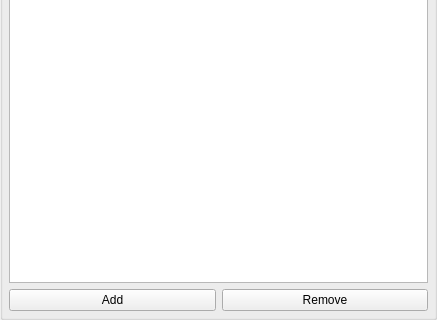
Above: ui/widget_slots.ui from jwjulien/inventory before the change; both pictures show x 0 to 437 and y 253 to 573 of the 437 by 573 pixel window. Below: the same form after it.
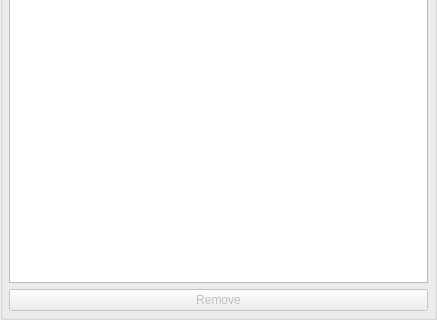
That is the form after the change.

Commit message: can now add/remove units and slots

Patch:
```diff
--- a/ui/widget_slots.ui
+++ b/ui/widget_slots.ui
@@ -55,22 +55,14 @@
        </widget>
       </item>
       <item>
-       <layout class="QHBoxLayout" name="horizontalLayout">
-        <item>
-         <widget class="QPushButton" name="add">
-          <property name="text">
-           <string>Add</string>
-          </property>
-         </widget>
-        </item>
-        <item>
          <widget class="QPushButton" name="remove">
+        <property name="enabled">
+         <bool>false</bool>
+        </property>
           <property name="text">
            <string>Remove</string>
           </property>
          </widget>
-        </item>
-       </layout>
       </item>
      </layout>
     </widget>
```
Lines whose indentation alone changed are shown as unchanged. The commit also changes 5 other files.
